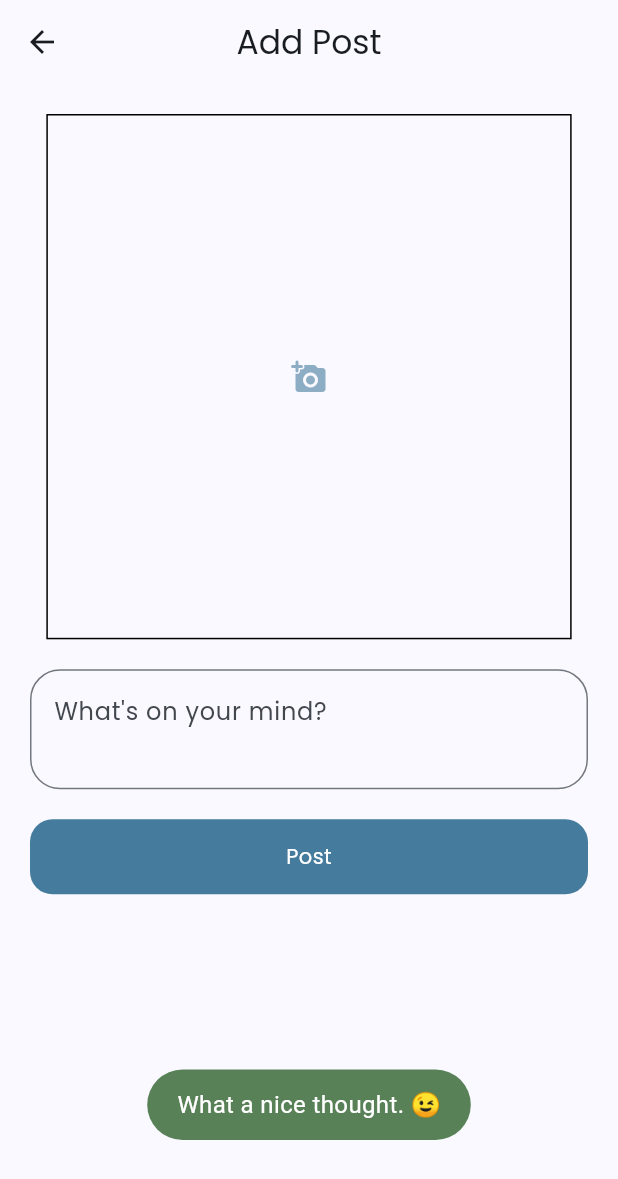
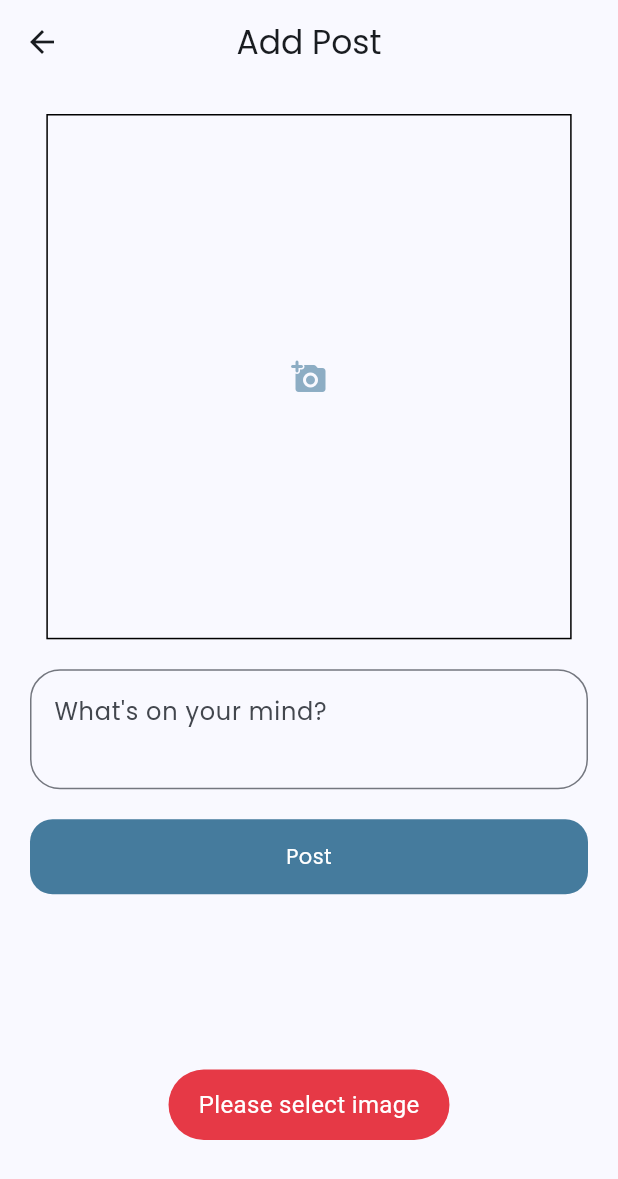
Before and after one commit to Abdullah-319/fire_app, a Flutter app: the AddPost screen opened directly, after a tap on "Post", on a phone screen of 412 x 824 dp. Shown: the top 1179 px of the screen. Run offline on Flutter 3.47's test engine with Material 3 defaults, Android fonts, the phone set to English and light mode, and no system bars; our stand-ins replace cloud_firestore, firebase_auth, firebase_core, firebase_database, fluttertoast, google_fonts and 2 more; accounts and stored records are empty.

Commit message:
pick image from gallery

```diff
--- a/lib/ui/posts/add_post.dart
+++ b/lib/ui/posts/add_post.dart
@@ -1,9 +1,13 @@
+// ignore_for_file: use_build_context_synchronously
+
+import 'dart:io';
+
 import 'package:fire_app/utils/utils.dart';
 import 'package:fire_app/widgets/round_button.dart';
 import 'package:firebase_auth/firebase_auth.dart';
 import 'package:firebase_database/firebase_database.dart';
 import 'package:flutter/material.dart';
-// import 'package:intl/intl.dart';
+import 'package:image_picker/image_picker.dart';
 
 class AddPost extends StatefulWidget {
   const AddPost({super.key});
@@ -14,19 +18,39 @@ class AddPost extends StatefulWidget {
 
 class _AddPostState extends State<AddPost> {
   bool loading = false;
-  final GlobalKey<FormState> formKey = GlobalKey();
+
+  final thoughtKey = GlobalKey<FormState>();
   final postController = TextEditingController();
 
   final database = FirebaseDatabase.instance;
   final auth = FirebaseAuth.instance;
 
+  File? image;
+  final imagePicker = ImagePicker();
+
+  Future pickGalleryImage() async {
+    final pickedImage =
+        await imagePicker.pickImage(source: ImageSource.gallery);
+
+    setState(() {
+      if (pickedImage != null) {
+        image = File(pickedImage.path);
+        Utils().showMessage(
+            context, "Image picked", Theme.of(context).colorScheme.secondary);
+      } else {
+        Utils().showMessage(context, "No image was picked",
+            Theme.of(context).colorScheme.error);
+      }
+    });
+  }
+
   void addPost(String desc) {
+    if (image != null) {
+      if (thoughtKey.currentState!.validate()) {
+        try {
           setState(() {
             loading = true;
           });
-
-    if (formKey.currentState!.validate()) {
-      try {
           // DateTime now = DateTime.now();
           // String formattedDate =
           //     DateFormat('yyyy-MM-dd – kk:mm:ss:ms').format(now);
@@ -60,6 +84,10 @@ class _AddPostState extends State<AddPost> {
           });
         }
       }
+    } else {
+      Utils().showMessage(
+          context, "Please select image", Theme.of(context).colorScheme.error);
+    }
   }
 
   @override
@@ -75,18 +103,27 @@ class _AddPostState extends State<AddPost> {
           padding: const EdgeInsets.symmetric(horizontal: 20),
           child: Column(
             children: [
-              Form(
-                key: formKey,
-                child: Column(
+              Column(
                 children: [
                   const SizedBox(height: 20),
-                    Container(
+                  InkWell(
+                    onTap: () {
+                      setState(() {
+                        pickGalleryImage();
+                      });
+                    },
+                    child: Container(
                       height: MediaQuery.of(context).size.width * 0.85,
                       width: MediaQuery.of(context).size.width * 0.85,
                       decoration: BoxDecoration(
                         border: Border.all(),
                       ),
-                      child: Icon(
+                      child: image != null
+                          ? Image.file(
+                              image!.absolute,
+                              fit: BoxFit.cover,
+                            )
+                          : Icon(
                               Icons.add_a_photo_rounded,
                               color: Theme.of(context)
                                   .colorScheme
@@ -94,8 +131,17 @@ class _AddPostState extends State<AddPost> {
                                   .withOpacity(0.6),
                             ),
                     ),
+                  ),
                   const SizedBox(height: 20),
-                    TextFormField(
+                  Form(
+                    key: thoughtKey,
+                    child: TextFormField(
+                      validator: (value) {
+                        if (value!.trim().isEmpty) {
+                          return 'Enter your thoughts';
+                        }
+                        return null;
+                      },
                       maxLines: 2,
                       controller: postController,
                       decoration: const InputDecoration(
@@ -103,6 +149,7 @@ class _AddPostState extends State<AddPost> {
                         border: OutlineInputBorder(
                             borderRadius:
                                 BorderRadius.all(Radius.circular(20))),
+                      ),
                     ),
                   ),
                   const SizedBox(height: 20),
@@ -115,7 +162,6 @@ class _AddPostState extends State<AddPost> {
                   ),
                 ],
               ),
-              ),
             ],
           ),
         ),
```
Lines whose indentation alone changed are shown as unchanged.
